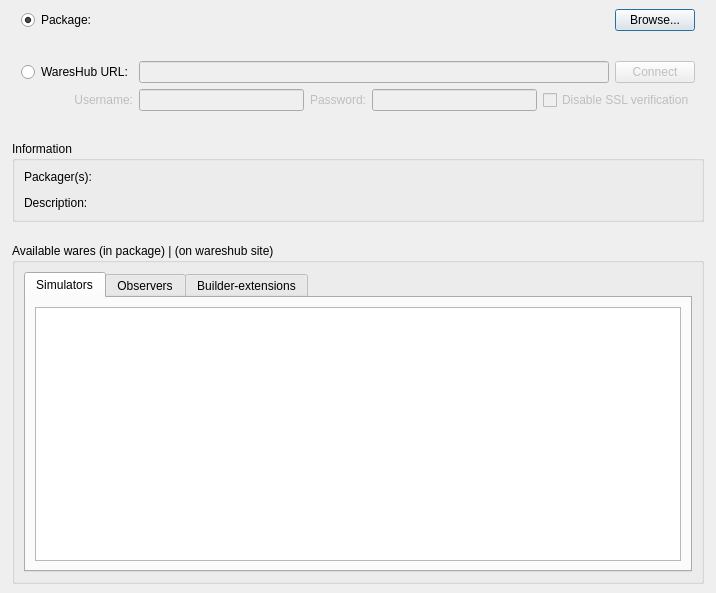
First picture: the form in src/openfluid/ui/waresdev/WaresSrcImportDialog.ui, repository OpenFLUID/openfluid, before the edit.
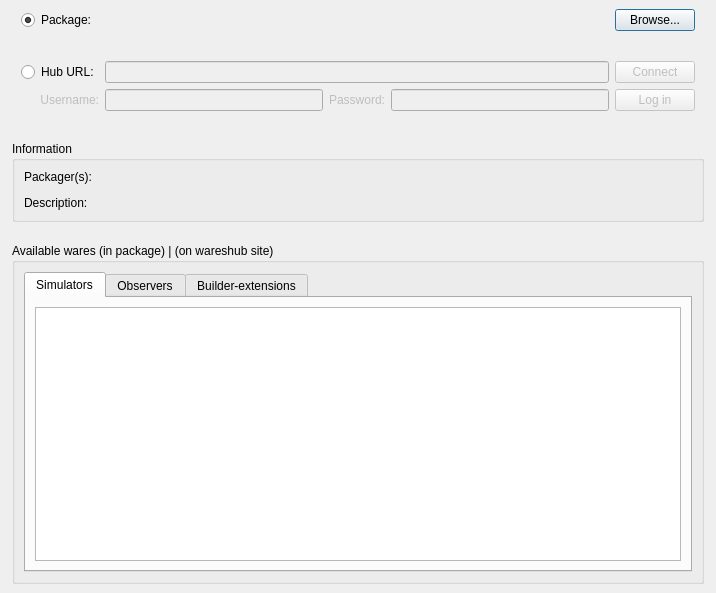
Second picture: the form after the edit.

```diff
--- a/src/openfluid/ui/waresdev/WaresSrcImportDialog.ui
+++ b/src/openfluid/ui/waresdev/WaresSrcImportDialog.ui
@@ -80,30 +80,7 @@
       <widget class="QWidget" name="WareshubWidget" native="true">
        <layout class="QVBoxLayout" name="verticalLayout_10">
         <item>
-         <layout class="QGridLayout" name="gridLayout_2" columnstretch="0,0,0,0,0,0,0">
-          <item row="0" column="6">
-           <widget class="QPushButton" name="WareshubConnectButton">
-            <property name="enabled">
-             <bool>false</bool>
-            </property>
-            <property name="text">
-             <string>Connect</string>
-            </property>
-           </widget>
-          </item>
-          <item row="1" column="4">
-           <widget class="QLineEdit" name="PasswordLineEdit">
-            <property name="enabled">
-             <bool>false</bool>
-            </property>
-            <property name="text">
-             <string/>
-            </property>
-            <property name="echoMode">
-             <enum>QLineEdit::Password</enum>
-            </property>
-           </widget>
-          </item>
+         <layout class="QGridLayout" name="gridLayout_2" columnstretch="0,0,1,0,1,0,0">
           <item row="1" column="2">
            <widget class="QLineEdit" name="UsernameLineEdit">
             <property name="enabled">
@@ -114,19 +91,6 @@
             </property>
            </widget>
           </item>
-          <item row="1" column="3">
-           <widget class="QLabel" name="PasswordLabel">
-            <property name="enabled">
-             <bool>false</bool>
-            </property>
-            <property name="text">
-             <string>Password:</string>
-            </property>
-            <property name="alignment">
-             <set>Qt::AlignRight|Qt::AlignTrailing|Qt::AlignVCenter</set>
-            </property>
-           </widget>
-          </item>
           <item row="1" column="1">
            <widget class="QLabel" name="UsernameLabel">
             <property name="enabled">
@@ -140,8 +104,18 @@
             </property>
            </widget>
           </item>
+          <item row="0" column="6">
+           <widget class="QPushButton" name="HubConnectButton">
+            <property name="enabled">
+             <bool>false</bool>
+            </property>
+            <property name="text">
+             <string>Connect</string>
+            </property>
+           </widget>
+          </item>
           <item row="0" column="2" colspan="4">
-           <widget class="QLineEdit" name="WareshubUrlLineEdit">
+           <widget class="QLineEdit" name="HubUrlLineEdit">
             <property name="enabled">
              <bool>false</bool>
             </property>
@@ -150,26 +124,52 @@
             </property>
            </widget>
           </item>
-          <item row="1" column="5" colspan="2">
-           <widget class="QCheckBox" name="SslNoVerifyCheckBox">
-            <property name="enabled">
-             <bool>false</bool>
-            </property>
-            <property name="text">
-             <string>Disable SSL verification</string>
-            </property>
-           </widget>
-          </item>
           <item row="0" column="0" colspan="2">
-           <widget class="QRadioButton" name="WareshubRadioButton">
+           <widget class="QRadioButton" name="HubRadioButton">
             <property name="text">
-             <string>WaresHub URL:</string>
+             <string>Hub URL:</string>
             </property>
             <attribute name="buttonGroup">
              <string notr="true">SourceButtonGroup</string>
             </attribute>
            </widget>
           </item>
+          <item row="1" column="3">
+           <widget class="QLabel" name="PasswordLabel">
+            <property name="enabled">
+             <bool>false</bool>
+            </property>
+            <property name="text">
+             <string>Password:</string>
+            </property>
+            <property name="alignment">
+             <set>Qt::AlignRight|Qt::AlignTrailing|Qt::AlignVCenter</set>
+            </property>
+           </widget>
+          </item>
+          <item row="1" column="6">
+           <widget class="QPushButton" name="HubLoginButton">
+            <property name="enabled">
+             <bool>false</bool>
+            </property>
+            <property name="text">
+             <string>Log in</string>
+            </property>
+           </widget>
+          </item>
+          <item row="1" column="4" colspan="2">
+           <widget class="QLineEdit" name="PasswordLineEdit">
+            <property name="enabled">
+             <bool>false</bool>
+            </property>
+            <property name="text">
+             <string/>
+            </property>
+            <property name="echoMode">
+             <enum>QLineEdit::Password</enum>
+            </property>
+           </widget>
+          </item>
          </layout>
         </item>
        </layout>
```
Left out of the diff: 9 changed lines with no effect on the pictures.
